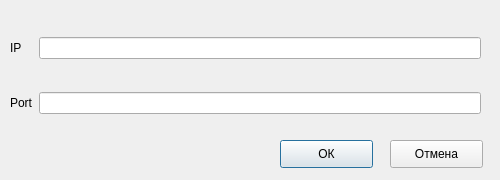
Above: VS/NeiroApp/NeiroApp/GUI/TCP_IPWindow.ui from RazuvaevDD/ProjectWork2019Neiro before the change. Below: the same form after it.
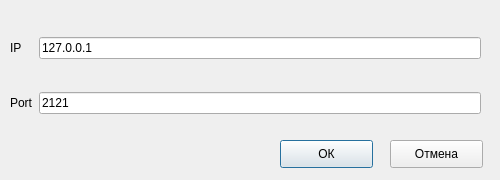
That is the form after the change.

```diff
--- a/VS/NeiroApp/NeiroApp/GUI/TCP_IPWindow.ui
+++ b/VS/NeiroApp/NeiroApp/GUI/TCP_IPWindow.ui
@@ -59,10 +59,18 @@
      </widget>
     </item>
     <item row="0" column="1">
-     <widget class="QLineEdit" name="lineEdit"/>
+     <widget class="QLineEdit" name="lineEdit">
+      <property name="text">
+       <string>127.0.0.1</string>
+      </property>
+     </widget>
     </item>
     <item row="1" column="1">
-     <widget class="QLineEdit" name="lineEdit_2"/>
+     <widget class="QLineEdit" name="lineEdit_2">
+      <property name="text">
+       <string>2121</string>
+      </property>
+     </widget>
     </item>
    </layout>
   </widget>
```
